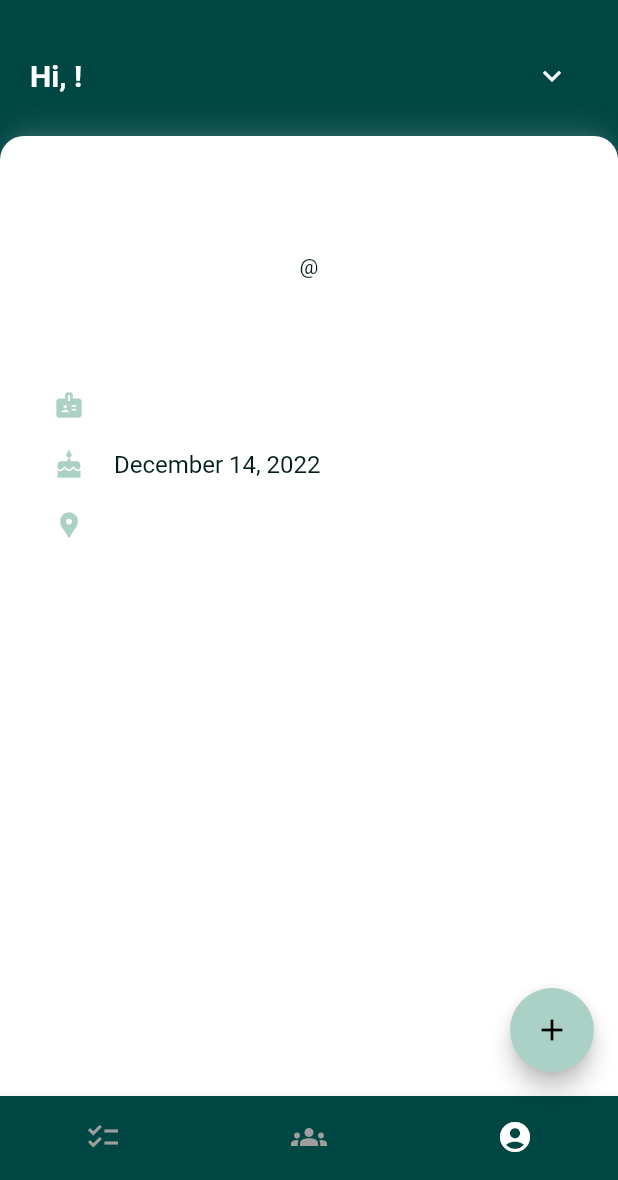
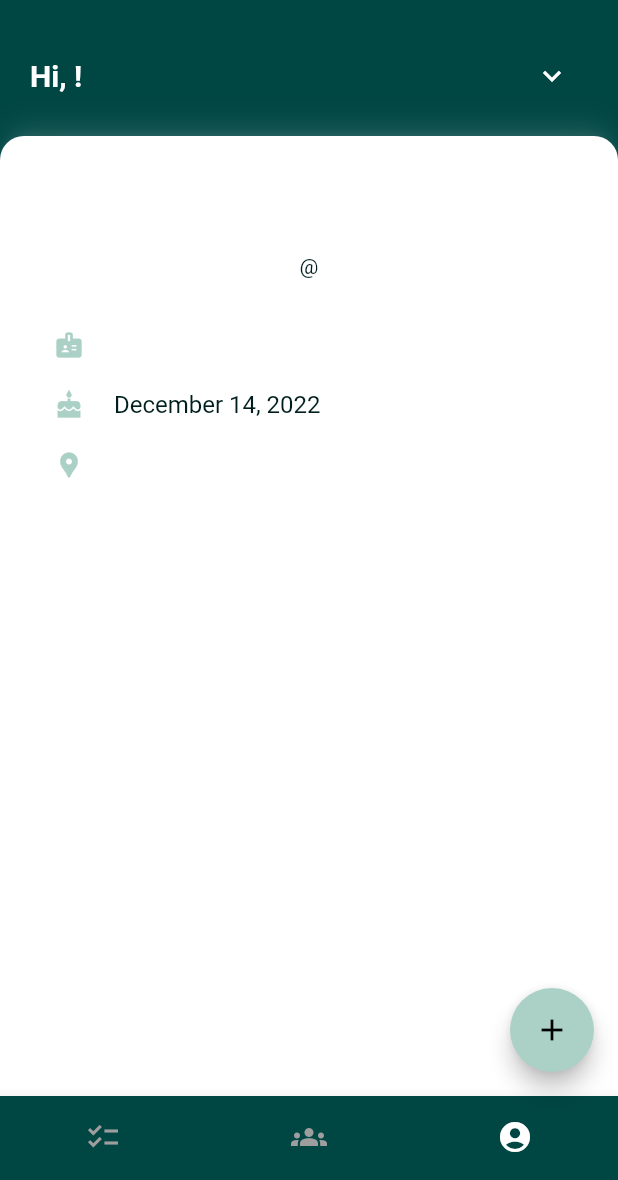
Before and after one commit to garthendrich/Teodou, a Flutter app: the screen it shows once a user with an empty profile is signed in, swiped to page 3, on a phone screen of 412 x 824 dp, the part 56-1236 px from its top. Run offline on Flutter 3.47's test engine with Material 2 defaults, Android fonts, the phone set to English and light mode, and no system bars; our stand-ins replace cloud_firestore, firebase_auth, firebase_core; accounts and stored records are empty.

Commit message:
feat: improve profile display

```diff
--- a/lib/components/profile.dart
+++ b/lib/components/profile.dart
@@ -26,8 +26,11 @@ class Profile extends StatelessWidget {
           ),
           Text("@${user.userName}"),
           const SizedBox(height: 24),
-          Text(user.biography),
-          const SizedBox(height: 24),
+          if (user.biography.isNotEmpty)
+            Padding(
+              padding: const EdgeInsets.only(bottom: 24),
+              child: Text(user.biography),
+            ),
           Column(
             children: userDetails
                 .map(
```
